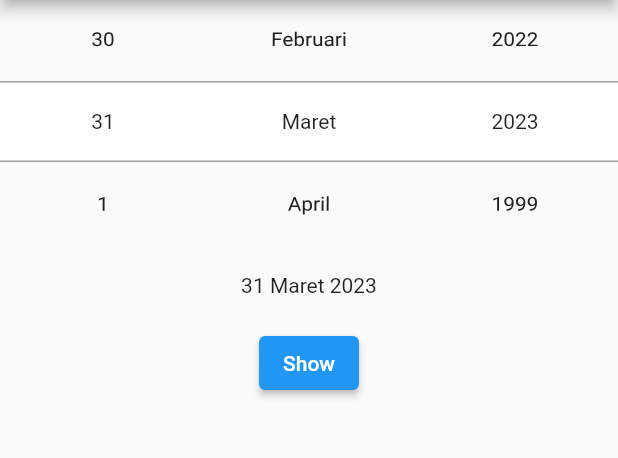
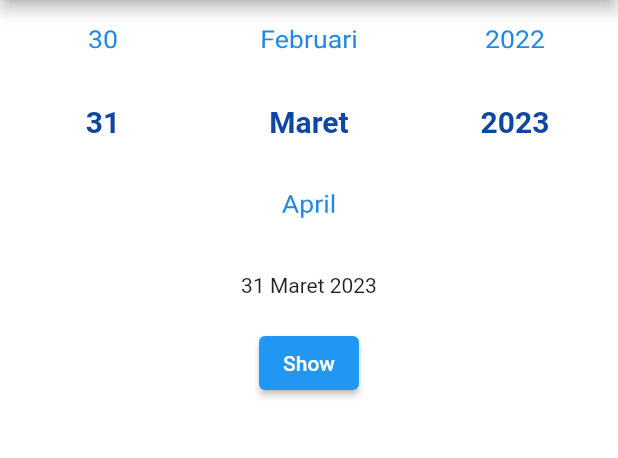
Before and after one commit to dhiyaaulauliyaa/scroll_datetime_picker, a Flutter app: the screen it shows after launch, on a phone screen of 412 x 824 dp, the part 84-542 px from its top. Run offline on Flutter 3.47's test engine with Material 2 defaults, Android fonts, the phone set to English and light mode, and no system bars.

Commit message:
feature(example): show active-inctive in example

```diff
--- a/example/lib/main.dart
+++ b/example/lib/main.dart
@@ -33,6 +33,7 @@ class _MyHomePageState extends State<MyHomePage> {
   @override
   Widget build(BuildContext context) {
     return Scaffold(
+      backgroundColor: Colors.white,
       appBar: AppBar(
         title: const Text('ScrollDatetimePicker'),
       ),
@@ -40,7 +41,7 @@ class _MyHomePageState extends State<MyHomePage> {
         children: [
           ScrollDatePicker(
             itemExtent: 54,
-            // infiniteScroll: true,
+            infiniteScroll: false,
             dateOption: DatePickerOption(
               minDate: DateTime(2000),
               initialDate: date,
@@ -49,6 +50,16 @@ class _MyHomePageState extends State<MyHomePage> {
             onChange: (datetime) => setState(() {
               date = datetime;
             }),
+            style: DatePickerStyle(
+              centerDecoration: const BoxDecoration(color: Colors.white),
+              activeStyle: TextStyle(
+                fontSize: 20,
+                color: Colors.blue[900],
+                fontWeight: FontWeight.w700,
+              ),
+              inactiveStyle: TextStyle(fontSize: 18, color: Colors.blue[600]),
+              disabledStyle: const TextStyle(fontSize: 18, color: Colors.grey),
+            ),
           ),
           const SizedBox(height: 20),
           Text(DateFormat('dd MMMM yyyy', 'id').format(date)),
```
